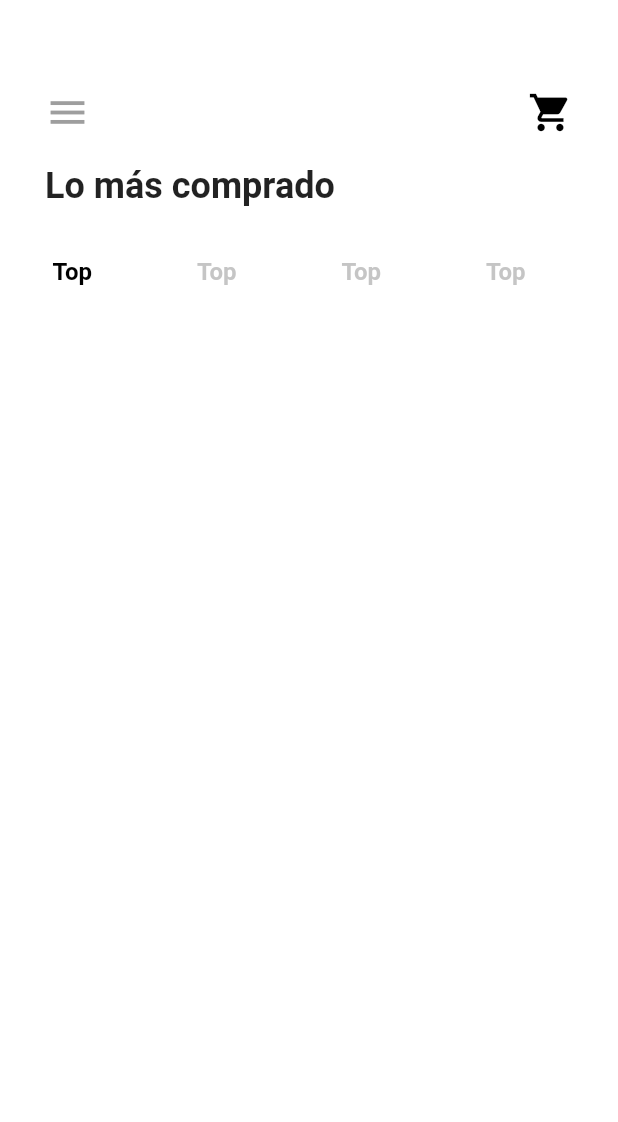
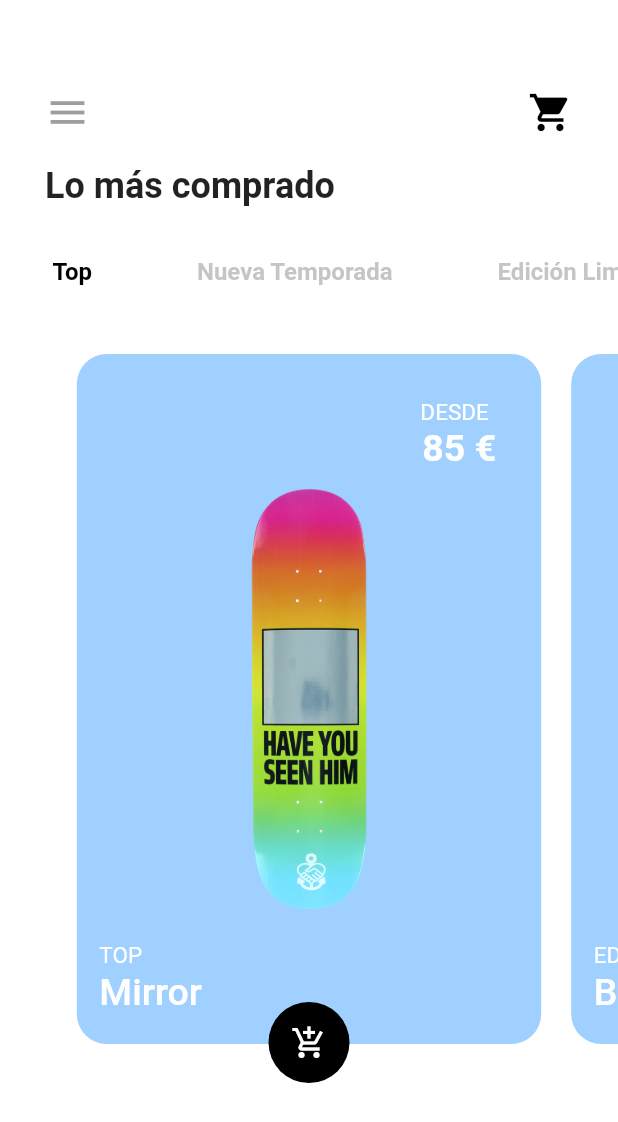
Before and after one commit to AlexMolina08/Skate_Shop, a Flutter app: the screen it shows after launch, on a phone screen of 412 x 824 dp. Shown: the top 1122 px of the screen. Run offline on Flutter 3.47's test engine with Material 2 defaults, Android fonts, the phone set to English and light mode, and no system bars.

Commit message:
añadida lista de skates

```diff
--- /dev/null
+++ b/lib/models/skate_model.dart
@@ -0,0 +1,41 @@
+class Skate {
+  final String imageUrl;
+  final String name;
+  final String category;
+  final int price;
+  final String size;
+  final String description;
+
+  Skate(
+      {this.imageUrl, this.name, this.category, this.price, this.size, this.description});
+
+}
+
+  //Lista de los skates disponibles
+   final List<Skate> skates = [
+    Skate(
+      imageUrl: 'assets/images/skate0',
+      name: 'Mirror',
+      category: 'Top',
+      price: 85 ,
+      size: 'Medium',
+      description: 'Mirror es el Skate perfecto para principiantes : Resistente , ligero y a un precio espectacular!'
+    ),
+    Skate(
+        imageUrl: 'assets/images/skate2',
+        name: 'Budha',
+        category: 'Edición Limitada',
+        price: 130 ,
+        size: 'Medium',
+        description: 'Siente la paz mientras patinas con esta edición limitada , serás el mejor patinando del Tíbet!'
+    ),
+    Skate(
+        imageUrl: 'assets/images/skate3',
+        name: 'Panda',
+        category: 'Nueva Temporada',
+        price: 240 ,
+        size: 'Large',
+        description: 'Desata la furia con el Panda! La mejor tabla directa de Canada!'
+    ),
+
+  ];
--- a/lib/screens/shopScreen.dart
+++ b/lib/screens/shopScreen.dart
@@ -1,6 +1,8 @@
 import 'package:flutter/material.dart';
 import 'package:flutter/painting.dart';
 import 'package:flutter/services.dart';
+import 'package:flutter/widgets.dart';
+import 'package:skate_shop/models/skate_model.dart';
 
 class shopScreen extends StatefulWidget {
   @override
@@ -8,13 +10,91 @@ class shopScreen extends StatefulWidget {
 }
 
 class _shopScreenState extends State<shopScreen> with SingleTickerProviderStateMixin{
-
   TabController _tabController;
+  PageController _pageController;
+  int _selectedPage = 0;
 
   @override
   void initState(){
     super.initState();
     _tabController = TabController(initialIndex: 0, length: 5 , vsync: this);
+    _pageController = PageController(initialPage: 0 , viewportFraction: 0.8);
+  }
+
+
+
+  /*
+  * Crea una carta de cada skate para la lista
+  * */
+  _skateSelector(int index){
+    return Stack(
+      alignment: Alignment.center,
+      children: <Widget>[
+        Container(decoration: BoxDecoration(
+          color: Color(0x5F0080ff),
+          borderRadius: BorderRadius.circular(20.0)
+        ),
+          margin: EdgeInsets.fromLTRB(10.0, 10.0, 10.0, 30.0),
+          child: Stack(children:[
+            Center(child: Hero(
+              tag: skates[index].imageUrl,
+              child: Image(
+                height: 280,
+                width: 280,
+                image: AssetImage(
+                  'assets/images/skate$index.png'
+                ),
+                //fit: BoxFit.cover
+              ),
+            ),),
+            Positioned(
+              top: 30.0 ,
+              right: 30.0,
+              child: Column(
+                crossAxisAlignment: CrossAxisAlignment.center,
+                children: [
+                  Text(
+                      "DESDE",
+                      style: TextStyle(color:Colors.white, fontSize: 15.0)),
+                  Text(
+                      "\ ${skates[index].price} €",
+                      style: TextStyle(color:Colors.white, fontSize: 25.0 , fontWeight: FontWeight.w600))
+                ],
+              )
+            ),
+            Positioned(
+              left: 15.0,
+              bottom: 20.0,
+              child: Column(
+                crossAxisAlignment: CrossAxisAlignment.start,
+                children: [
+                  Text(
+                    skates[index].category.toUpperCase(),
+                    style: TextStyle(color:Colors.white, fontSize: 15.0)),
+                  SizedBox(height: 1.0),
+                  Text(
+                   skates[index].name,
+                    style: TextStyle(color:Colors.white, fontSize: 25.0, fontWeight: FontWeight.w500),
+                  )
+                ],
+              )
+            )
+          ]),
+        ),
+
+        Positioned(
+          bottom: 4.0,
+          child: RawMaterialButton(
+            padding:EdgeInsets.all(15.0),
+            shape: CircleBorder(),
+            elevation: 2.0,
+            fillColor: Colors.black,
+            child: Icon(Icons.add_shopping_cart , color: Colors.white)
+          )
+        )
+
+      ]
+    );
   }
 
   @override
@@ -57,18 +137,34 @@ class _shopScreenState extends State<shopScreen> with SingleTickerProviderStateM
                     child: Text('Top' , style: TextStyle(fontSize: 16.0 , fontWeight: FontWeight.bold),)
                 ),
                 Tab(
-                    child: Text('Top' , style: TextStyle(fontSize: 16.0 , fontWeight: FontWeight.bold),)
+                    child: Text('Nueva Temporada' , style: TextStyle(fontSize: 16.0 , fontWeight: FontWeight.bold),)
                 ),
                 Tab(
-                    child: Text('Top' , style: TextStyle(fontSize: 16.0 , fontWeight: FontWeight.bold),)
+                    child: Text('Edición Limitada' , style: TextStyle(fontSize: 16.0 , fontWeight: FontWeight.bold),)
                 ),
                 Tab(
-                    child: Text('Top' , style: TextStyle(fontSize: 16.0 , fontWeight: FontWeight.bold),)
+                    child: Text('Mejor valorados' , style: TextStyle(fontSize: 16.0 , fontWeight: FontWeight.bold),)
                 ),
                 Tab(
-                    child: Text('Top' , style: TextStyle(fontSize: 16.0 , fontWeight: FontWeight.bold),)
+                    child: Text('Ofertas' , style: TextStyle(fontSize: 16.0 , fontWeight: FontWeight.bold),)
                 )
               ],
+            ),
+            SizedBox(height: 20.0),
+            Container(
+              height: 500.0,
+              width: double.infinity,
+              child: PageView.builder(controller: _pageController ,
+              onPageChanged:(int index){
+                setState(() {
+                  _selectedPage = index;
+                });
+              },
+                itemCount: skates.length,
+                itemBuilder: (BuildContext context , int index){
+                  return _skateSelector(index);
+                },
+              )
             )
 
 
```
Also changed, not shown: assets/images/skate2.png (renamed from assets/images/skate3.png).
